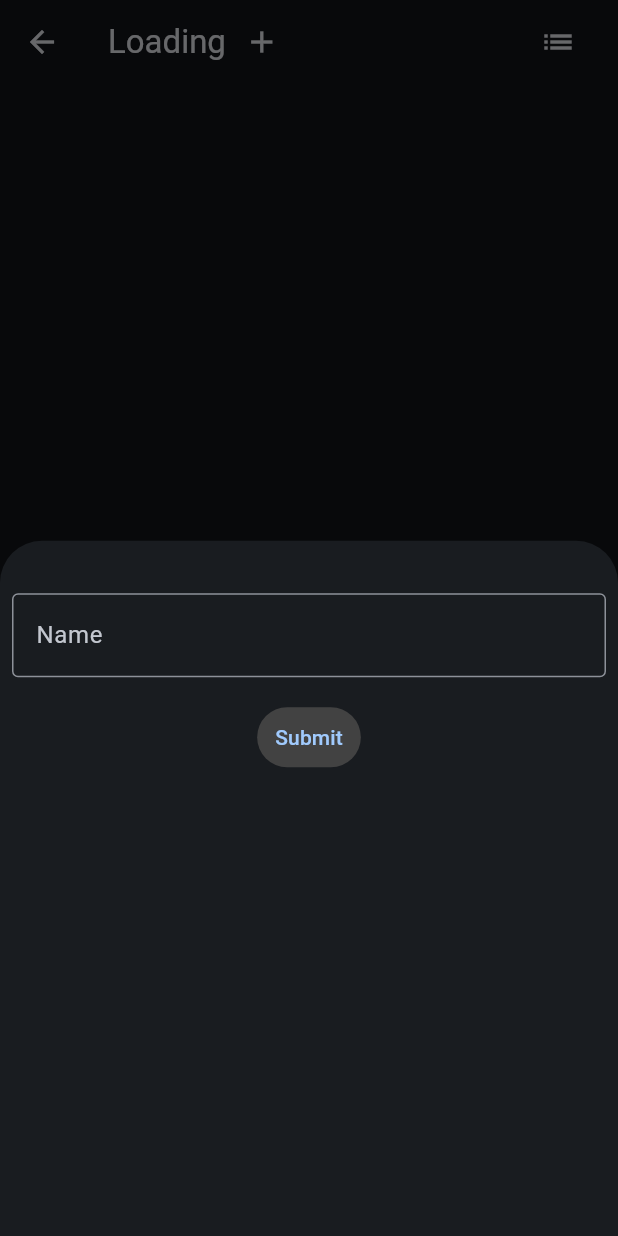
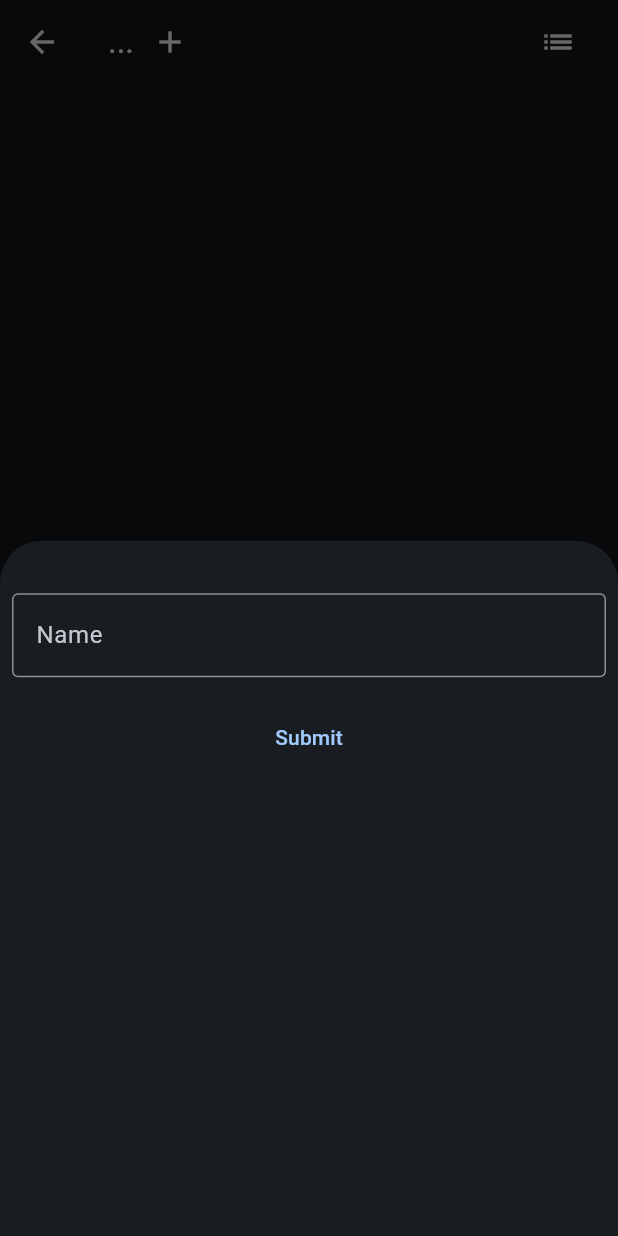
Before and after one commit to dedeco99/houseKeeper, a Flutter app: the GroceryListView screen opened by its route, after a tap on the "add" icon, on a phone screen of 412 x 824 dp. Run offline on Flutter 3.47's test engine with Material 3 defaults, Android fonts, the light colour scheme and no system bars; drawn by our look-alikes of pull_to_refresh; our stand-ins replace flutter_slidable, flutter_spinkit, get_it, rxdart; missing offline and left inert: multiple_stream_builder; network calls fail.

Commit message:
Added generic loading component

```diff
--- a/client/lib/components/grocery_list_grocery_detail.dart
+++ b/client/lib/components/grocery_list_grocery_detail.dart
@@ -1,5 +1,7 @@
 import "package:flutter/material.dart";
 import "package:get_it/get_it.dart";
+
+import "package:housekeeper/components/loading.dart";
 
 import "package:housekeeper/services/groceries.dart";
 import "package:housekeeper/services/grocery.dart";
@@ -87,7 +89,7 @@ class _GroceryListGroceryDetailState extends State<GroceryListGroceryDetail> {
                               },
                             );
                           default:
-                            return const Text("Loading");
+                            return const Loading();
                         }
                       },
                     )
@@ -129,7 +131,7 @@ class _GroceryListGroceryDetailState extends State<GroceryListGroceryDetail> {
                               },
                             );
                           default:
-                            return const Text("Loading");
+                            return const Loading();
                         }
                       },
                     )
--- /dev/null
+++ b/client/lib/components/loading.dart
@@ -0,0 +1,11 @@
+import "package:flutter/material.dart";
+// import "package:flutter_spinkit/flutter_spinkit.dart";
+
+class Loading extends StatelessWidget {
+  const Loading({super.key});
+
+  @override
+  Widget build(BuildContext context) {
+    return const Center(child: Text("...")); //SpinKitWave(color: Colors.white, size: 75));
+  }
+}
--- a/client/lib/main.dart
+++ b/client/lib/main.dart
@@ -19,9 +19,6 @@ void main() {
         seedColor: Colors.blue,
         brightness: Brightness.dark,
       ),
-      textButtonTheme: TextButtonThemeData(
-        style: ButtonStyle(backgroundColor: MaterialStateProperty.all<Color>(Colors.grey.shade800)),
-      ),
     ),
     home: const Home(),
     routes: {
--- a/client/lib/pages/groceries.dart
+++ b/client/lib/pages/groceries.dart
@@ -2,6 +2,7 @@ import "package:flutter/material.dart";
 import "package:get_it/get_it.dart";
 import "package:pull_to_refresh/pull_to_refresh.dart";
 
+import "package:housekeeper/components/loading.dart";
 import "package:housekeeper/components/grocery_card.dart";
 import "package:housekeeper/components/grocery_detail.dart";
 
@@ -30,7 +31,7 @@ class _GroceriesViewState extends State<GroceriesView> {
       body: StreamBuilder(
         stream: groceries.groceries$,
         builder: (BuildContext context, AsyncSnapshot snapshot) {
-          if (!snapshot.hasData) return const Text("Loading");
+          if (!snapshot.hasData) return const Loading();
 
           return SmartRefresher(
             enablePullDown: true,
--- a/client/lib/pages/grocery_list.dart
+++ b/client/lib/pages/grocery_list.dart
@@ -4,6 +4,7 @@ import "package:pull_to_refresh/pull_to_refresh.dart";
 import "package:flutter_slidable/flutter_slidable.dart";
 import "package:multiple_stream_builder/multiple_stream_builder.dart";
 
+import "package:housekeeper/components/loading.dart";
 import "package:housekeeper/components/grocery_card.dart";
 import "package:housekeeper/components/grocery_list_detail.dart";
 import "package:housekeeper/components/grocery_list_grocery_detail.dart";
@@ -57,7 +58,7 @@ class _GroceryListViewState extends State<GroceryListView> {
                     },
                   );
                 default:
-                  return const Text("Loading");
+                  return const Loading();
               }
             },
           ),
@@ -80,7 +81,7 @@ class _GroceryListViewState extends State<GroceryListView> {
       body: StreamBuilder(
         stream: groceries.groceryListGroceries$,
         builder: (BuildContext context, AsyncSnapshot snapshot) {
-          if (!snapshot.hasData) return const Text("Loading");
+          if (!snapshot.hasData) return const Loading();
 
           return SmartRefresher(
             enablePullDown: true,
--- a/client/lib/services/groceries.dart
+++ b/client/lib/services/groceries.dart
@@ -302,7 +302,7 @@ class Groceries {
 
       if (response.statusCode != 200) throw json["message"];
 
-      getGroceryListGroceries(groceryList!);
+      getGroceryListGroceries(groceryList);
     } catch (err) {
       print("error $err");
     }
```
Also changed, not shown: client/pubspec.lock.
